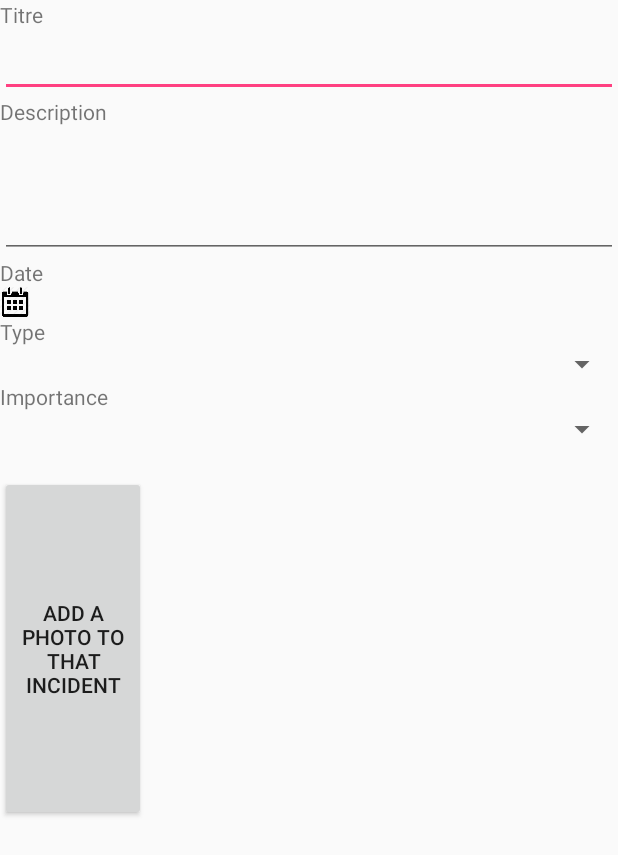
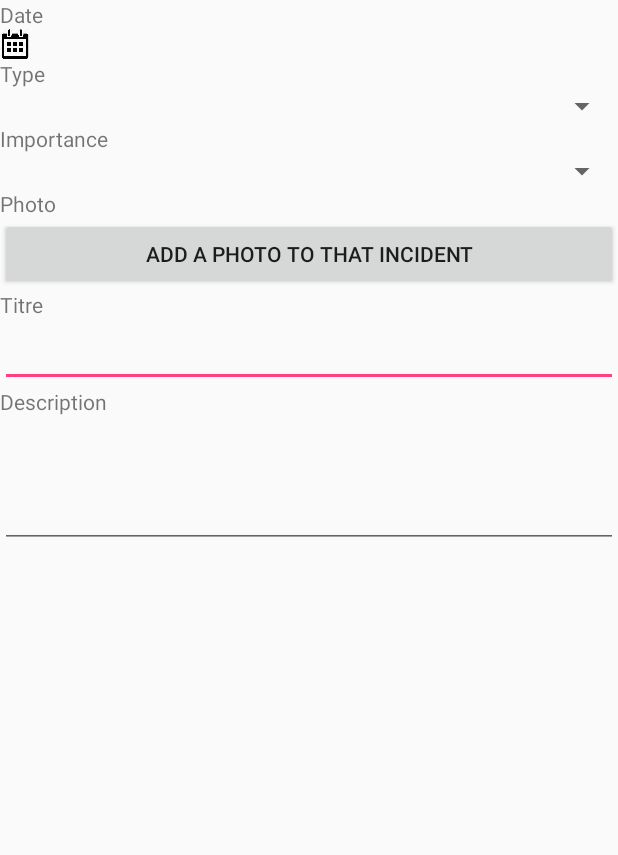
Before and after one commit to Pop115/polydroid, an Android app: the layout formulaire_declaration.xml on its own in the app's theme, with its tools: preview values and no code run, on a phone screen of 412 x 824 dp. Shown: the top 855 px of the screen. Run offline under Robolectric (Android 15) with nearby library versions, the phone set to English and light mode, and no system bars.

```diff
--- a/app/src/main/java/si3/polytech/polydroid/SelectDateDialogFragment.java
+++ b/app/src/main/java/si3/polytech/polydroid/SelectDateDialogFragment.java
@@ -24,7 +24,7 @@ public class SelectDateDialogFragment extends DialogFragment implements DatePick
         populateSetDate(yy, mm+1, dd);
     }
     public void populateSetDate(int year, int month, int day) {
-        ((TextView)getActivity().findViewById(R.id.dateText)).setText(month+"/"+day+"/"+year);
+        ((TextView)getActivity().findViewById(R.id.dateText)).setText(day+"/"+month+"/"+"/"+year);
     }
 
 }
--- a/app/src/main/res/layout/formulaire_declaration.xml
+++ b/app/src/main/res/layout/formulaire_declaration.xml
@@ -1,8 +1,8 @@
 <?xml version="1.0" encoding="utf-8"?>
-<LinearLayout xmlns:android="http://schemas.android.com/apk/res/android"
-    android:orientation="vertical" android:layout_width="match_parent"
-    android:layout_height="match_parent">
-
+<ScrollView xmlns:android="http://schemas.android.com/apk/res/android"
+    android:layout_width="match_parent"
+    android:layout_height="match_parent"
+    android:orientation="vertical">
 
     <LinearLayout
         android:layout_width="match_parent"
@@ -10,10 +10,64 @@
         android:orientation="vertical">
 
 
+
+        <TextView
+            android:layout_width="match_parent"
+            android:layout_height="wrap_content"
+            android:text="Date" />
+        <LinearLayout
+            android:layout_width="match_parent"
+            android:layout_height="wrap_content"
+            android:orientation="horizontal">
+            <TextView
+                android:id="@+id/dateText"
+                android:layout_width="wrap_content"
+                android:layout_height="wrap_content" />
+            <ImageView
+                android:id="@+id/calendarImage"
+                android:layout_width="20dp"
+                android:layout_height="20dp"
+                android:src="@drawable/calendar" />
+        </LinearLayout>
+
+
+        <TextView
+            android:layout_width="match_parent"
+            android:layout_height="wrap_content"
+            android:text="Type" />
+        <Spinner
+            android:id="@+id/typeSpinner"
+            android:layout_width="match_parent"
+            android:layout_height="wrap_content">
+        </Spinner>
+
+
+        <TextView
+            android:layout_width="match_parent"
+            android:layout_height="wrap_content"
+            android:text="Importance" />
+        <Spinner
+            android:id="@+id/importanceSpinner"
+            android:layout_width="match_parent"
+            android:layout_height="wrap_content">
+        </Spinner>
+
+
+        <TextView
+            android:layout_width="match_parent"
+            android:layout_height="wrap_content"
+            android:text="Photo"/>
+        <Button
+            android:id="@+id/add_photo"
+            android:layout_width="match_parent"
+            android:layout_height="wrap_content"
+            android:text="add a photo to that incident" />
+
+
         <TextView
             android:layout_width="match_parent"
             android:layout_height="match_parent"
-            android:text="Titre"/>
+            android:text="Titre" />
 
         <EditText
             android:layout_width="match_parent"
@@ -23,74 +77,18 @@
         <TextView
             android:layout_width="match_parent"
             android:layout_height="match_parent"
-            android:text="Description"/>
+            android:text="Description" />
 
         <EditText
+            android:layout_width="match_parent"
+            android:layout_height="match_parent"
             android:inputType="textMultiLine"
             android:lines="5"
             android:minLines="3"
-            android:scrollbars="vertical"
-            android:layout_width="match_parent"
-            android:layout_height="match_parent" />
+            android:scrollbars="vertical" />
 
-        <TextView
-            android:layout_width="match_parent"
-            android:layout_height="wrap_content"
-            android:text="Date"/>
-        <LinearLayout
-            android:layout_width="match_parent"
-            android:layout_height="wrap_content"
-            android:orientation="horizontal">
-
-            <TextView
-                android:id="@+id/dateText"
-                android:layout_width="wrap_content"
-                android:layout_height="wrap_content" />
-
-            <ImageView
-                android:id="@+id/calendarImage"
-                android:layout_width="20dp"
-                android:layout_height="20dp"
-                android:src="@drawable/calendar"/>
-
-        </LinearLayout>
-
-        <TextView
-            android:layout_width="match_parent"
-            android:layout_height="wrap_content"
-            android:text="Type"/>
-        <Spinner
-            android:layout_width="match_parent"
-            android:layout_height="wrap_content">
-
-        </Spinner>
-
-
-        <TextView
-            android:layout_width="match_parent"
-            android:layout_height="wrap_content"
-            android:text="Importance"/>
-        <Spinner
-            android:layout_width="match_parent"
-            android:layout_height="wrap_content">
-
-        </Spinner>
-
-
-        <TextView
-            android:layout_width="match_parent"
-            android:layout_height="wrap_content" />
-
-
-
-        <Button
-            android:id="@+id/add_photo"
-            android:layout_width="97dp"
-            android:layout_height="230dp"
-            android:text="add a photo to that incident" />
 
     </LinearLayout>
 
 
-
-</LinearLayout>
+</ScrollView>
```
Also changed, not shown: app/src/main/java/si3/polytech/polydroid/FormulaireFragment.java (+39 -0 lines).
